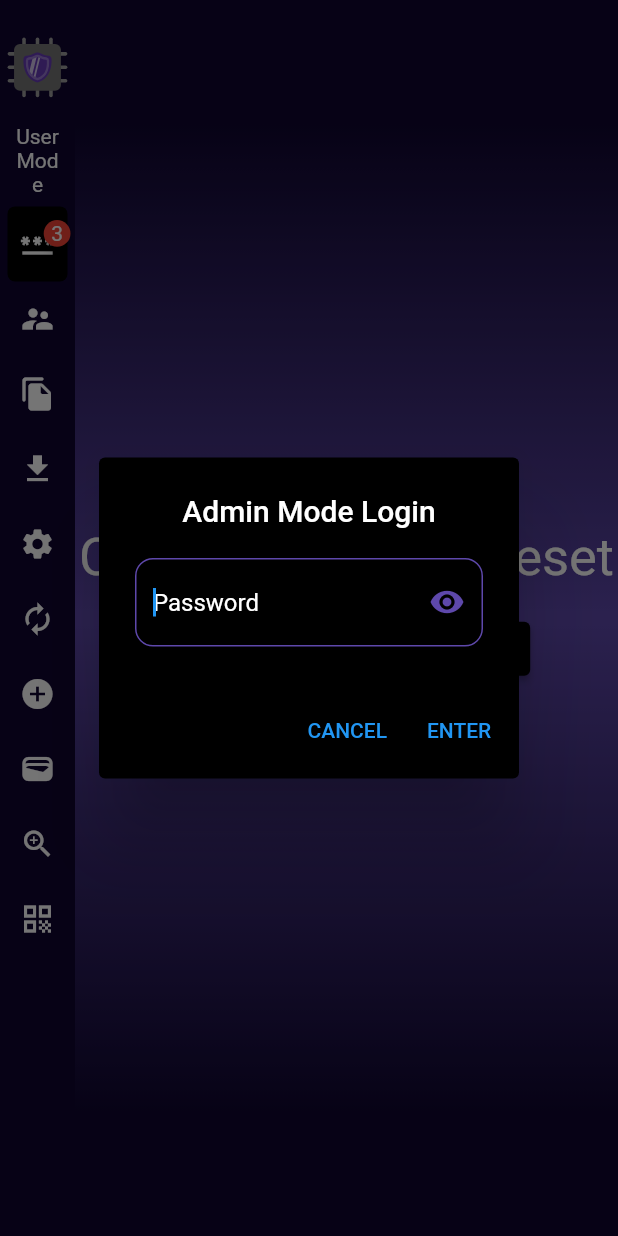
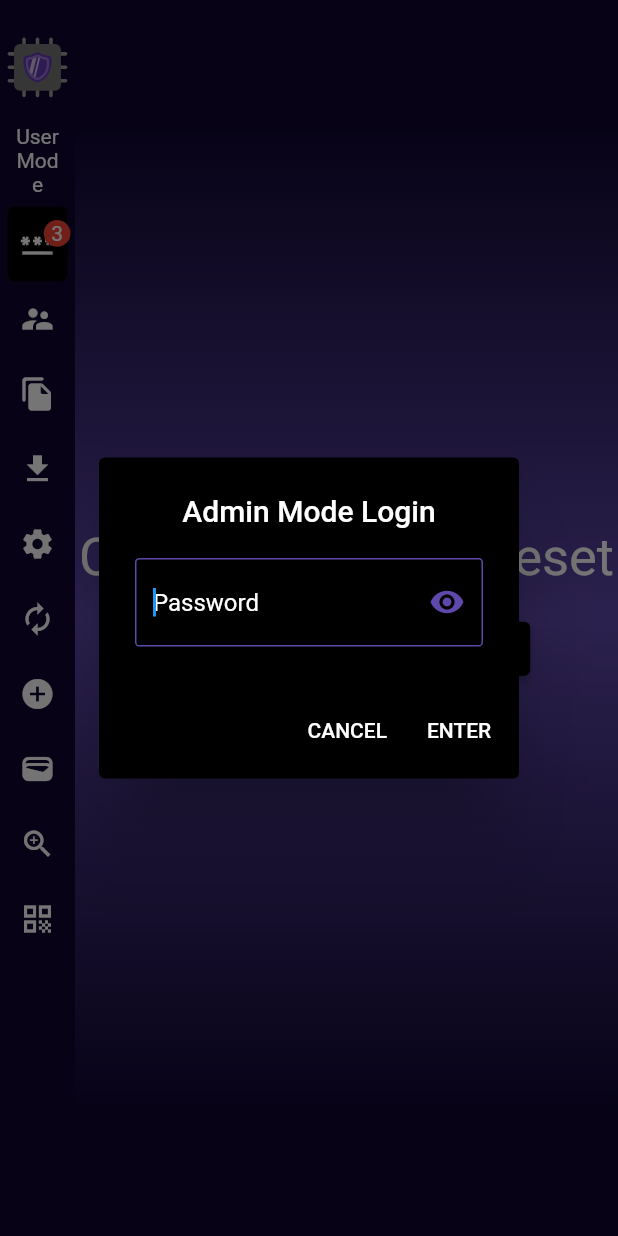
Before and after one commit to anthonyfranco0123/SecurityApplicationProject, a Flutter app: the screen it shows after launch, after a tap on "User Mode", on a phone screen of 412 x 824 dp. Run offline on Flutter 3.47's test engine with Material 2 defaults, Android fonts, the phone set to English and light mode, and no system bars; drawn by our look-alikes of badges; our stand-ins replace flutter_svg; missing offline and left inert: process_run, shell, win32_registry.

Commit message:
Admin Mode Implemented As Wanted. Only issue is that there is a current bug with the password_field class that doesn't allow for theme to be customizable for border. Will be fixed later (eta unknown).

```diff
--- a/lib/admin/privilege_level_changer.dart
+++ b/lib/admin/privilege_level_changer.dart
@@ -7,7 +7,7 @@ class PrivilegeLevelChanger {
   bool passwordVisible = false;
 
   void _verifyAdminPassword(String adminPassword) {
-    if(adminPassword == 'admin') {
+    if (adminPassword == 'admin') {
       AdminState.adminState = !AdminState.adminState;
     }
   }
@@ -33,36 +33,37 @@ class PrivilegeLevelChanger {
                 autoFocus: true,
                 color: const Color(0xFF5e48ab),
                 inputDecoration: PasswordDecoration(
-                    inputStyle: const TextStyle(
-                      color: Colors.white,
-                    ),
+                  inputStyle: const TextStyle(
+                    color: Colors.white,
+                  ),
                 ),
                 border: PasswordBorder(
                   border: OutlineInputBorder(
                     borderSide: const BorderSide(
-                      color: Colors.lime,
+                      color: Color(0xFF5e48ab),
                     ),
-                    borderRadius: BorderRadius.circular(12),
+                    borderRadius: BorderRadius.circular(2.75),
                   ),
                   focusedBorder: OutlineInputBorder(
                     borderSide: const BorderSide(
                       color: Color(0xFF5e48ab),
                     ),
-                    borderRadius: BorderRadius.circular(12),
+                    borderRadius: BorderRadius.circular(2.75),
                   ),
                 ),
-                errorMessage:
-                'Must contain a letter!',
+                errorMessage: 'Must contain a letter!',
               ),
               actions: <Widget>[
                 TextButton(
-                  child: const Text('CANCEL'),
+                  child: const Text('CANCEL',
+                      style: TextStyle(color: Colors.white)),
                   onPressed: () {
                     Navigator.pop(context);
                   },
                 ),
                 TextButton(
-                  child: const Text('ENTER'),
+                  child: const Text('ENTER',
+                      style: TextStyle(color: Colors.white)),
                   onPressed: () {
                     _verifyAdminPassword(_textFieldController.text);
                     Navigator.pop(context);
--- a/lib/vertical_navigation_bar.dart
+++ b/lib/vertical_navigation_bar.dart
@@ -116,7 +116,8 @@ class _VerticalNavigationBarState extends State<VerticalNavigationBar> {
                       child: HoverBuilder(builder: (isHovering) {
                         return InkWell(
                           onTap: () {
-                            PrivilegeLevelChanger().displayTextInputDialog(context);
+                            PrivilegeLevelChanger()
+                                .displayTextInputDialog(context);
                           },
                           child: AdminState.adminState
                               ? Container(
@@ -124,8 +125,8 @@ class _VerticalNavigationBarState extends State<VerticalNavigationBar> {
                                     color: isHovering ? Colors.black12 : null,
                                     borderRadius: BorderRadius.circular(16),
                                   ),
-                            padding:
-                            const EdgeInsets.only(left: 8, top: 2, right: 8, bottom: 2),
+                                  padding: const EdgeInsets.only(
+                                      left: 8, top: 2, right: 8, bottom: 2),
                                   child: const Text(
                                     "Admin Mode",
                                     style: TextStyle(
@@ -139,10 +140,10 @@ class _VerticalNavigationBarState extends State<VerticalNavigationBar> {
                                     color: isHovering ? Colors.black12 : null,
                                     borderRadius: BorderRadius.circular(12),
                                   ),
-                            padding:
-                            const EdgeInsets.only(left: 8, top: 2, right: 8, bottom: 2),
+                                  padding: const EdgeInsets.only(
+                                      left: 8, top: 2, right: 8, bottom: 2),
                                   child: const Text(
-                              "User Mode", //Make a choosetext method and have a set state? look at firewall code
+                                    "User Mode",
                                     style: TextStyle(
                                       color: Colors.white,
                                     ),
```
Lines whose indentation alone changed are shown as unchanged.
